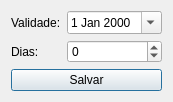
This is ui/validadedialog.ui in darktorres/ERP-STACCATO as Qt 5 draws it before an edit. The edited form follows.
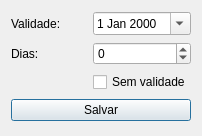
This is the edited form.

Commit message: Opção de importar tabela sem validade

Diff of the .ui file:
```diff
--- a/ui/validadedialog.ui
+++ b/ui/validadedialog.ui
@@ -6,8 +6,8 @@
    <rect>
     <x>0</x>
     <y>0</y>
-    <width>155</width>
-    <height>97</height>
+    <width>202</width>
+    <height>136</height>
    </rect>
   </property>
   <property name="windowTitle">
@@ -52,6 +52,13 @@
      </property>
     </widget>
    </item>
+   <item row="2" column="1">
+    <widget class="QCheckBox" name="checkBoxSemValidade">
+     <property name="text">
+      <string>Sem validade</string>
+     </property>
+    </widget>
+   </item>
   </layout>
  </widget>
  <resources/>
```
Left out of the diff: 2 changed lines with no effect on the pictures. The commit also changes 4 other files.
